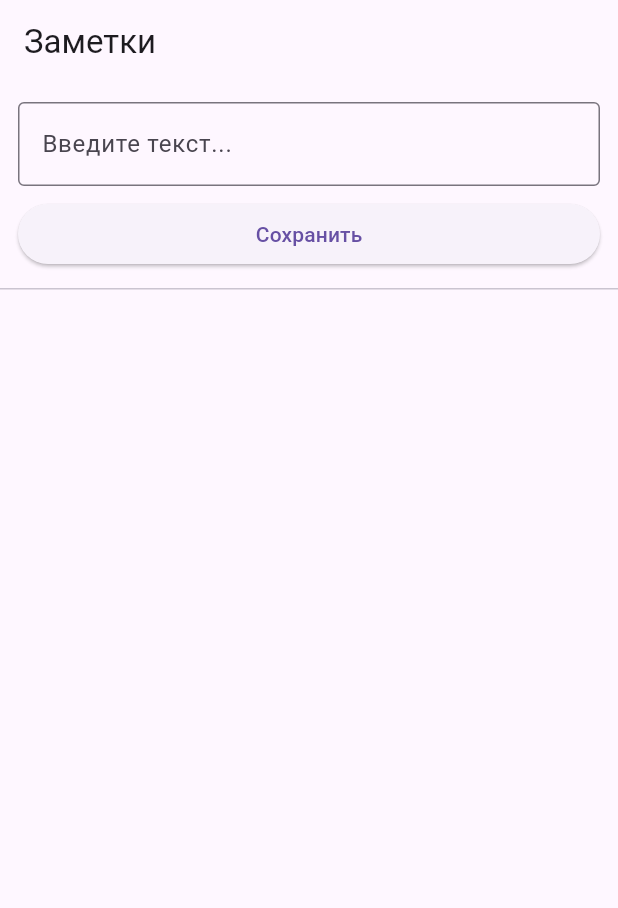
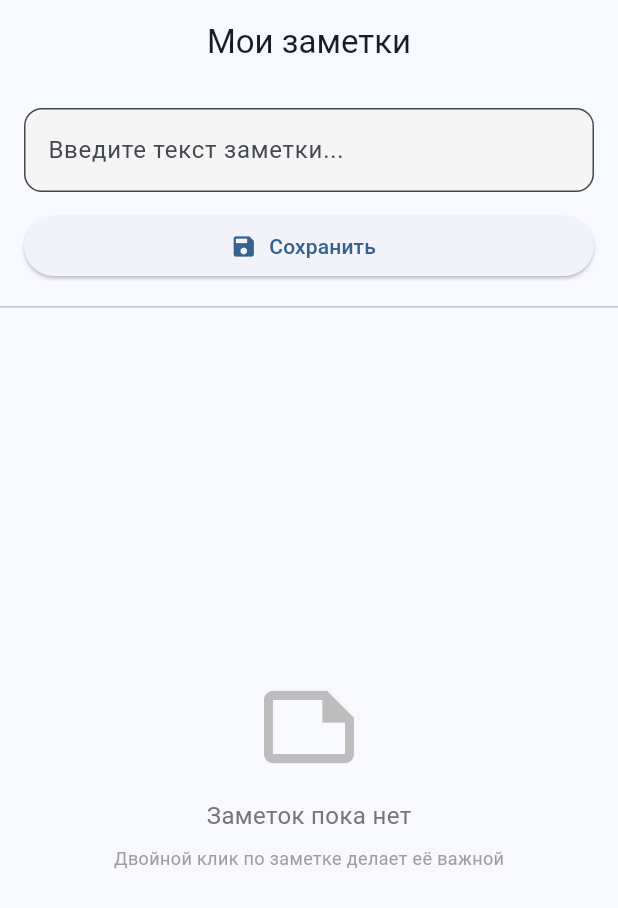
Before and after one commit to Bukhanka453/notes1, a Flutter app: the screen it shows after launch, after a tap on "Сохранить", on a phone screen of 412 x 824 dp. Shown: the top 908 px of the screen. Run offline on Flutter 3.47's test engine with Material 3 defaults, Android fonts, the phone set to English and light mode, and no system bars; our stand-ins replace equatable, flutter_bloc.

Commit message:
praktos4

```diff
--- a/lib/cubit/notes_state.dart
+++ b/lib/cubit/notes_state.dart
@@ -1,15 +1,55 @@
-class Note {
+import 'package:equatable/equatable.dart';
+
+// Модель заметки
+class Note extends Equatable {
   final String id;
   final String text;
+  final bool isImportant;
 
-  Note({required this.id, required this.text});
+  const Note({
+    required this.id,
+    required this.text,
+    this.isImportant = false,
+  });
 
-  Note copyWith({String? text}) => Note(id: id, text: text ?? this.text);
+  Note copyWith({String? id, String? text, bool? isImportant}) {
+    return Note(
+      id: id ?? this.id,
+      text: text ?? this.text,
+      isImportant: isImportant ?? this.isImportant,
+    );
+  }
+
+  @override
+  List<Object?> get props => [id, text, isImportant];
 }
 
-class NotesState {
+// Состояния
+abstract class NotesState extends Equatable {
   final List<Note> notes;
+
+  const NotesState({this.notes = const []});
+
+  @override
+  List<Object?> get props => [notes];
+}
+
+class NotesInitial extends NotesState {
+  const NotesInitial() : super(notes: const []);
+}
+
+class NotesEditing extends NotesState {
   final Note? editingNote;
 
-  NotesState({this.notes = const [], this.editingNote});
+  const NotesEditing({
+    required List<Note> notes,
+    this.editingNote,
+  }) : super(notes: notes);
+
+  @override
+  List<Object?> get props => [notes, editingNote];
 }
+
+class NotesLoaded extends NotesState {
+  const NotesLoaded({required List<Note> notes}) : super(notes: notes);
+}
--- a/lib/main.dart
+++ b/lib/main.dart
@@ -3,110 +3,113 @@ import 'package:flutter_bloc/flutter_bloc.dart';
 import 'cubit/notes_cubit.dart';
 import 'cubit/notes_state.dart';
 
-void main() => runApp(BlocProvider(
+void main() {
+  runApp(const MyApp());
+}
+
+class MyApp extends StatelessWidget {
+  const MyApp({super.key});
+
+  @override
+  Widget build(BuildContext context) {
+    return BlocProvider(
       create: (_) => NotesCubit(),
-      child: const MaterialApp(home: NotesPage()),
-    ));
+      child: MaterialApp(
+        title: 'Заметки',
+        debugShowCheckedModeBanner: false,
+        theme: ThemeData(
+          colorScheme: ColorScheme.fromSeed(seedColor: Colors.blue),
+          useMaterial3: true,
+        ),
+        home: const NotesPage(),
+      ),
+    );
+  }
+}
 
 class NotesPage extends StatefulWidget {
   const NotesPage({super.key});
+
   @override
   State<NotesPage> createState() => _NotesPageState();
 }
 
 class _NotesPageState extends State<NotesPage> {
-  final _controller = TextEditingController();
+  final TextEditingController _inputController = TextEditingController();
 
   @override
   void dispose() {
-    _controller.dispose();
+    _inputController.dispose();
     super.dispose();
+  }
+
+  void _handleSubmit(NotesCubit cubit) {
+    final text = _inputController.text.trim();
+    if (text.isEmpty) return;
+
+    final state = cubit.state;
+    if (state is NotesEditing && state.editingNote != null) {
+      cubit.updateNote(state.editingNote!.id, text);
+    } else {
+      cubit.addNote(text);
+    }
+
+    _inputController.clear();
+    FocusScope.of(context).unfocus();
+  }
+
+  void _startEditing(NotesCubit cubit, Note note) {
+    cubit.startEditing(note);
+    _inputController.text = note.text;
+    _inputController.selection = TextSelection.fromPosition(
+      TextPosition(offset: _inputController.text.length),
+    );
+  }
+
+  void _cancelEditing(NotesCubit cubit) {
+    cubit.cancelEditing();
+    _inputController.clear();
+  }
+
+  void _showFullNote(BuildContext context, Note note) {
+    showDialog(
+      context: context,
+      builder: (context) => AlertDialog(
+        title: Row(
+          children: [
+            if (note.isImportant) const Icon(Icons.star, color: Colors.amber),
+            const SizedBox(width: 8),
+            const Text('Заметка'),
+          ],
+        ),
+        content: SingleChildScrollView(child: Text(note.text, style: const TextStyle(fontSize: 18))),
+        actions: [
+          TextButton(
+            onPressed: () => Navigator.pop(context),
+            child: const Text('Закрыть'),
+          ),
+        ],
+      ),
+    );
   }
 
   @override
   Widget build(BuildContext context) {
-    final cubit = context.read<NotesCubit>();
-
     return Scaffold(
-      appBar: AppBar(title: const Text('Заметки')),
+      appBar: AppBar(title: const Text('Мои заметки'), centerTitle: true),
       body: BlocBuilder<NotesCubit, NotesState>(
         builder: (context, state) {
-          final editing = state.editingNote != null;
+          final cubit = context.read<NotesCubit>();
+          final isEditing = state is NotesEditing && state.editingNote != null;
 
           return Column(
             children: [
-              Padding(
-                padding: const EdgeInsets.all(12),
-                child: Column(
-                  children: [
-                    TextField(
-                      controller: _controller,
-                      decoration: const InputDecoration(
-                        border: OutlineInputBorder(),
-                        hintText: 'Введите текст...',
-                      ),
-                    ),
-                    const SizedBox(height: 8),
-                    Row(
-                      children: [
-                        if (editing) ...[
-                          Expanded(
-                            child: OutlinedButton(
-                              onPressed: () {
-                                cubit.cancelEditing();
-                                _controller.clear();
-                              },
-                              child: const Text('Отмена'),
-                            ),
-                          ),
-                          const SizedBox(width: 8),
-                        ],
-                        Expanded(
-                          flex: 2,
-                          child: ElevatedButton(
-                            onPressed: () {
-                              cubit.addOrUpdate(_controller.text);
-                              _controller.clear();
-                              FocusScope.of(context).unfocus();
-                            },
-                            child: Text(editing ? 'Обновить' : 'Сохранить'),
-                          ),
-                        ),
-                      ],
-                    ),
-                  ],
-                ),
-              ),
+              _buildInputSection(cubit, isEditing),
               const Divider(height: 1),
               Expanded(
-                child: ListView.builder(
-                  padding: const EdgeInsets.all(12),
-                  itemCount: state.notes.length,
-                  itemBuilder: (context, i) {
-                    final note = state.notes[i];
-                    return Card(
-                      child: ListTile(
-                        title: Text(note.text),
-                        trailing: Row(
-                          mainAxisSize: MainAxisSize.min,
-                          children: [
-                            IconButton(
-                              icon: const Icon(Icons.edit, color: Colors.orange),
-                              onPressed: () {
-                                cubit.startEditing(note);
-                                _controller.text = note.text;
-                              },
-                            ),
-                            IconButton(
-                              icon: const Icon(Icons.delete, color: Colors.red),
-                              onPressed: () => cubit.delete(note.id),
-                            ),
-                          ],
-                        ),
-                      ),
-                    );
-                  },
-                ),
+                child: state.notes.isEmpty
+                    ? _buildEmptyState()
+                    : _buildNotesList(context, cubit, state.notes),
               ),
             ],
           );
@@ -114,4 +117,153 @@ class _NotesPageState extends State<NotesPage> {
       ),
     );
   }
+
+  Widget _buildInputSection(NotesCubit cubit, bool isEditing) {
+    return Padding(
+      padding: const EdgeInsets.all(16),
+      child: Column(
+        crossAxisAlignment: CrossAxisAlignment.stretch,
+        children: [
+          TextField(
+            controller: _inputController,
+            maxLines: 3,
+            minLines: 1,
+            decoration: InputDecoration(
+              hintText: isEditing ? 'Редактирование...' : 'Введите текст заметки...',
+              border: OutlineInputBorder(borderRadius: BorderRadius.circular(12)),
+              filled: true,
+              fillColor: Colors.grey[100],
+            ),
+          ),
+          const SizedBox(height: 12),
+          Row(
+            children: [
+              if (isEditing) ...[
+                Expanded(
+                  child: OutlinedButton.icon(
+                    onPressed: () => _cancelEditing(cubit),
+                    icon: const Icon(Icons.close),
+                    label: const Text('Отмена'),
+                  ),
+                ),
+                const SizedBox(width: 12),
+              ],
+              Expanded(
+                flex: 2,
+                child: ElevatedButton.icon(
+                  onPressed: () => _handleSubmit(cubit),
+                  icon: Icon(isEditing ? Icons.check : Icons.save),
+                  label: Text(isEditing ? 'Обновить' : 'Сохранить'),
+                ),
+              ),
+            ],
+          ),
+        ],
+      ),
+    );
+  }
+
+  Widget _buildEmptyState() {
+    return Center(
+      child: Column(
+        mainAxisAlignment: MainAxisAlignment.center,
+        children: [
+          Icon(Icons.note_outlined, size: 72, color: Colors.grey[400]),
+          const SizedBox(height: 12),
+          Text('Заметок пока нет', style: TextStyle(fontSize: 16, color: Colors.grey[600])),
+          const SizedBox(height: 8),
+          Text('Двойной клик по заметке делает её важной', style: TextStyle(fontSize: 12, color: Colors.grey[500])),
+        ],
+      ),
+    );
+  }
+
+  Widget _buildNotesList(BuildContext context, NotesCubit cubit, List<Note> notes) {
+    return ListView.separated(
+      padding: const EdgeInsets.all(16),
+      itemCount: notes.length,
+      separatorBuilder: (_, __) => const SizedBox(height: 8),
+      itemBuilder: (context, index) {
+        final note = notes[index];
+
+        return Dismissible(
+          key: Key(note.id),
+          background: _buildSwipeBackground(Alignment.centerLeft, Colors.blue, Icons.star_border, 'Убрать статус'),
+          secondaryBackground: _buildSwipeBackground(Alignment.centerRight, Colors.red, Icons.delete, 'Удалить'),
+
+          confirmDismiss: (direction) async {
+            if (direction == DismissDirection.endToStart) {
+              cubit.deleteNote(note.id);
+              return false;
+            } else if (direction == DismissDirection.startToEnd) {
+              if (note.isImportant) {
+                cubit.removeImportance(note.id);
+              }
+              return false;
+            }
+            return false;
+          },
+
+          child: GestureDetector(
+            onTap: () => _showFullNote(context, note),
+            onDoubleTap: () => cubit.toggleImportance(note.id),
+            onLongPress: () => _startEditing(cubit, note),
+            child: Card(
+              elevation: 2,
+              color: note.isImportant ? Colors.amber[50] : Colors.white,
+              shape: RoundedRectangleBorder(
+                borderRadius: BorderRadius.circular(12),
+                side: note.isImportant
+                    ? const BorderSide(color: Colors.amber, width: 2)
+                    : BorderSide.none,
+              ),
+              child: ListTile(
+                contentPadding: const EdgeInsets.symmetric(horizontal: 16, vertical: 8),
+                leading: CircleAvatar(
+                  backgroundColor: note.isImportant ? Colors.amber : Colors.blue[100],
+                  child: note.isImportant
+                      ? const Icon(Icons.star, color: Colors.white)
+                      : Text('${index + 1}', style: const TextStyle(color: Colors.black)),
+                ),
+                title: Text(
+                  note.text,
+                  maxLines: 2,
+                  overflow: TextOverflow.ellipsis,
+                  style: const TextStyle(fontSize: 16),
+                ),
+                trailing: const Icon(Icons.touch_app, color: Colors.grey, size: 20),
+              ),
+            ),
+          ),
+        );
+      },
+    );
+  }
+
+  Widget _buildSwipeBackground(Alignment alignment, Color color, IconData icon, String text) {
+    return Container(
+      decoration: BoxDecoration(
+        color: color,
+        borderRadius: BorderRadius.circular(12),
+      ),
+      alignment: alignment,
+      padding: const EdgeInsets.symmetric(horizontal: 20),
+      child: Row(
+        mainAxisSize: MainAxisSize.min,
+        children: [
+          if (alignment == Alignment.centerLeft) ...[
+            Icon(icon, color: Colors.white),
+            const SizedBox(width: 8),
+            Text(text, style: const TextStyle(color: Colors.white, fontWeight: FontWeight.bold)),
+            const SizedBox(width: 16),
+          ] else ...[
+            const SizedBox(width: 16),
+            Text(text, style: const TextStyle(color: Colors.white, fontWeight: FontWeight.bold)),
+            const SizedBox(width: 8),
+            Icon(icon, color: Colors.white),
+          ]
+        ],
+      ),
+    );
+  }
 }
--- a/pubspec.yaml
+++ b/pubspec.yaml
@@ -35,6 +35,7 @@ dependencies:
   # Use with the CupertinoIcons class for iOS style icons.
   cupertino_icons: ^1.0.8
   flutter_bloc: ^8.1.3
+  equatable: ^2.0.5
 
 dev_dependencies:
   flutter_test:
```
Also changed, not shown: lib/cubit/notes_cubit.dart (+58 -16 lines), pubspec.lock.
